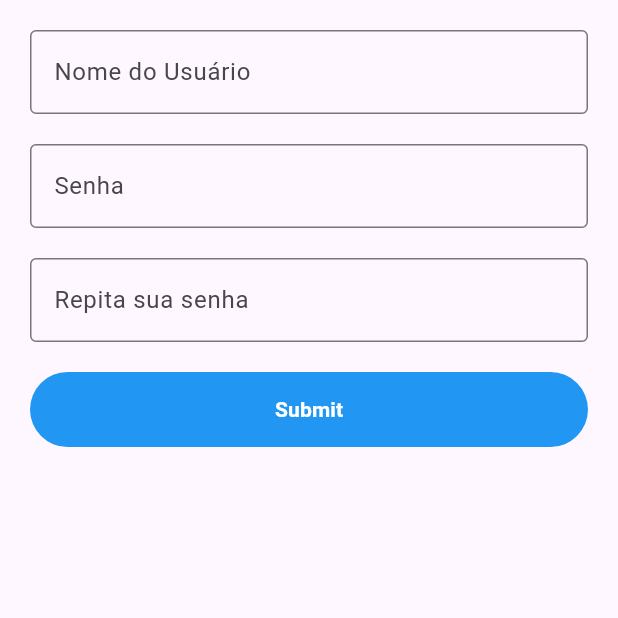
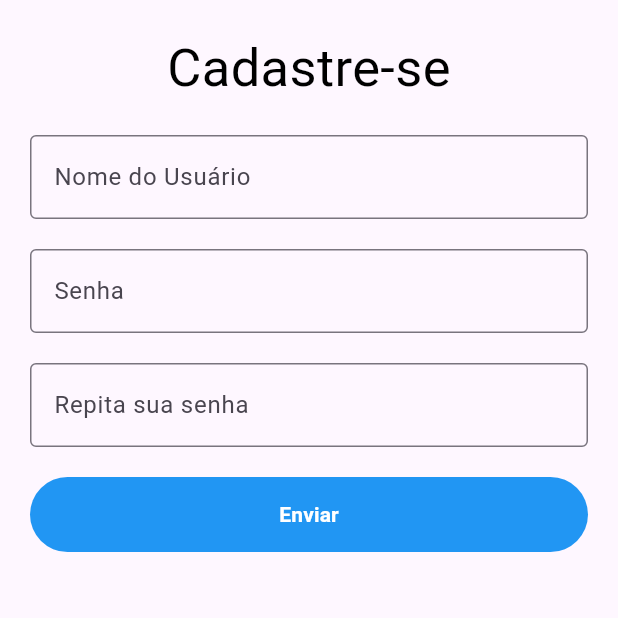
Before and after one commit to GustavoZanardi15/povaPratica-BARBEARIA, a Flutter app: the screen it shows after launch, on a phone screen of 412 x 824 dp, the top half of it. Run offline on Flutter 3.47's test engine with Material 3 defaults, Android fonts, the phone set to English and light mode, and no system bars.

Commit message:
Criação de pastas, para a organização dos diretórios

```diff
--- a/lib/main.dart
+++ b/lib/main.dart
@@ -1,4 +1,5 @@
 import 'package:flutter/material.dart';
+import 'screens/page_form.dart';
 
 void main() => runApp(MaterialApp(
   debugShowCheckedModeBanner: false,
@@ -9,109 +10,3 @@ void main() => runApp(MaterialApp(
     ),
   ),
 ));
-
-class PageForm extends StatefulWidget {
-  @override
-  _PageFormState createState() => _PageFormState();
-}
-
-class _PageFormState extends State<PageForm> {
-  final _formKey = GlobalKey<FormState>();
-
-  AutovalidateMode _autovalidate = AutovalidateMode.disabled;
-  String? _user;
-  String? _senha;
-  String? _validacao;
-
-  @override
-  Widget build(BuildContext context) {
-    return Form(
-      autovalidateMode: _autovalidate,
-      key: _formKey,
-      child: Column(
-        children: <Widget>[
-
-          TextFormField(
-            decoration: InputDecoration(
-              border: OutlineInputBorder(),
-              labelText: 'Nome do Usuário',
-            ),
-            onSaved: (value) {
-              _user = value;
-            },
-            validator: (value) {
-              if (value == null || value.isEmpty) {
-                return 'Por favor, digite seu nome de usuário';
-              }
-              return null;
-            },
-          ),
-          SizedBox(height: 20),
-          TextFormField(
-            obscureText: true,
-
-            decoration: InputDecoration(
-              border: OutlineInputBorder(),
-              labelText: 'Senha',
-            ),
-            onChanged: (value) {
-              _senha = value;
-            },
-            validator: (value) {
-              if (value == null || value.isEmpty) {
-                return 'Digite sua senha';
-              }
-              return null;
-            },
-          ),
-          SizedBox(height: 20),
-          TextFormField(
-            obscureText: true,
-            decoration: InputDecoration(
-              border: OutlineInputBorder(),
-              labelText: 'Repita sua senha',
-            ),
-            onSaved: (value){
-              _validacao = value;
-            },
-            validator: (value){
-              print('senha value: $_senha');
-              if(_senha != value){
-                return 'Confirme sua senha';
-              }
-              return null;
-            }
-          ),
-          SizedBox(height: 20),
-          SizedBox(
-            width: double.infinity,
-            child:TextButton(
-            style: TextButton.styleFrom(
-              backgroundColor: Colors.blue,
-              padding: EdgeInsets.symmetric(vertical: 15),
-            ),
-            child: Text('Submit',style: TextStyle(
-                color: Colors.white,
-                fontWeight: FontWeight.bold,
-              ),
-            ),
-            onPressed: () {
-
-              if (_formKey.currentState!.validate()) {
-                _formKey.currentState!.save();
-                print('Usuário: $_user');
-                print('Senha: $_senha');
-                print(_validacao);
-              } else {
-                setState(() {
-                  _autovalidate = AutovalidateMode.always;
-                });
-              }
-            },
-          ),
-          )
-        ],
-      ),
-    );
-  }
-}
--- /dev/null
+++ b/lib/screens/page_form.dart
@@ -0,0 +1,63 @@
+import 'package:flutter/material.dart';
+import '../widgets/header_text.dart';
+import '../widgets/user_name_field.dart';
+import '../widgets/password_field.dart';
+import '../widgets/confirm_password_field.dart';
+import '../widgets/submit_button.dart';
+
+class PageForm extends StatefulWidget {
+  @override
+  _PageFormState createState() => _PageFormState();
+}
+
+class _PageFormState extends State<PageForm> {
+  final _formKey = GlobalKey<FormState>();
+  AutovalidateMode _autovalidate = AutovalidateMode.disabled;
+  String? _user;
+  String? _senha;
+  String? _validacao;
+
+  @override
+  Widget build(BuildContext context) {
+    return Form(
+      autovalidateMode: _autovalidate,
+      key: _formKey,
+      child: Column(
+        children: <Widget>[
+          HeaderText(),
+          SizedBox(height: 20),
+          UserNameField(
+            onSaved: (value) => _user = value,
+            validator: (value) => value == null || value.isEmpty ? 'Por favor, digite seu nome de usuário' : null,
+          ),
+          SizedBox(height: 20),
+          PasswordField(
+            onChanged: (value) => _senha = value,
+            validator: (value) => value == null || value.isEmpty ? 'Digite sua senha' : null,
+          ),
+          SizedBox(height: 20),
+          ConfirmPasswordField(
+            senha: _senha,
+            onSaved: (value) => _validacao = value,
+            validator: (value) => _senha != value ? 'Confirme sua senha' : null,
+          ),
+          SizedBox(height: 20),
+          SubmitButton(
+            onPressed: () {
+              if (_formKey.currentState!.validate()) {
+                _formKey.currentState!.save();
+                print('Usuário: $_user');
+                print('Senha: $_senha');
+                print(_validacao);
+              } else {
+                setState(() {
+                  _autovalidate = AutovalidateMode.always;
+                });
+              }
+            },
+          ),
+        ],
+      ),
+    );
+  }
+}
--- /dev/null
+++ b/lib/widgets/confirm_password_field.dart
@@ -0,0 +1,22 @@
+import 'package:flutter/material.dart';
+
+class ConfirmPasswordField extends StatelessWidget {
+  final String? senha;
+  final FormFieldSetter<String>? onSaved;
+  final FormFieldValidator<String>? validator;
+
+  ConfirmPasswordField({this.senha, this.onSaved, this.validator});
+
+  @override
+  Widget build(BuildContext context) {
+    return TextFormField(
+      obscureText: true,
+      decoration: InputDecoration(
+        border: OutlineInputBorder(),
+        labelText: 'Repita sua senha',
+      ),
+      onSaved: onSaved,
+      validator: validator,
+    );
+  }
+}
--- /dev/null
+++ b/lib/widgets/header_text.dart
@@ -0,0 +1,15 @@
+import 'package:flutter/material.dart';
+
+class HeaderText extends StatelessWidget {
+  @override
+  Widget build(BuildContext context) {
+    return Text(
+      'Cadastre-se',
+      textAlign: TextAlign.center,
+      style: TextStyle(
+        fontSize: 35,
+        color: Colors.black,
+      ),
+    );
+  }
+}
--- /dev/null
+++ b/lib/widgets/password_field.dart
@@ -0,0 +1,21 @@
+import 'package:flutter/material.dart';
+
+class PasswordField extends StatelessWidget {
+  final FormFieldSetter<String>? onChanged;
+  final FormFieldValidator<String>? validator;
+
+  PasswordField({this.onChanged, this.validator});
+
+  @override
+  Widget build(BuildContext context) {
+    return TextFormField(
+      obscureText: true,
+      decoration: InputDecoration(
+        border: OutlineInputBorder(),
+        labelText: 'Senha',
+      ),
+      onChanged: onChanged,
+      validator: validator,
+    );
+  }
+}
--- /dev/null
+++ b/lib/widgets/submit_button.dart
@@ -0,0 +1,28 @@
+import 'package:flutter/material.dart';
+
+class SubmitButton extends StatelessWidget {
+  final VoidCallback onPressed;
+
+  SubmitButton({required this.onPressed});
+
+  @override
+  Widget build(BuildContext context) {
+    return SizedBox(
+      width: double.infinity,
+      child: TextButton(
+        style: TextButton.styleFrom(
+          backgroundColor: Colors.blue,
+          padding: EdgeInsets.symmetric(vertical: 15),
+        ),
+        child: Text(
+          'Enviar',
+          style: TextStyle(
+            color: Colors.white,
+            fontWeight: FontWeight.bold,
+          ),
+        ),
+        onPressed: onPressed,
+      ),
+    );
+  }
+}
--- /dev/null
+++ b/lib/widgets/user_name_field.dart
@@ -0,0 +1,20 @@
+import 'package:flutter/material.dart';
+
+class UserNameField extends StatelessWidget {
+  final FormFieldSetter<String>? onSaved;
+  final FormFieldValidator<String>? validator;
+
+  UserNameField({this.onSaved, this.validator});
+
+  @override
+  Widget build(BuildContext context) {
+    return TextFormField(
+      decoration: InputDecoration(
+        border: OutlineInputBorder(),
+        labelText: 'Nome do Usuário',
+      ),
+      onSaved: onSaved,
+      validator: validator,
+    );
+  }
+}
--- a/pubspec.yaml
+++ b/pubspec.yaml
@@ -58,6 +58,9 @@ flutter:
   # the material Icons class.
   uses-material-design: true
 
+  assets:
+    - assets/images/background.jpg
+    - assets/images/logo.png
   # To add assets to your application, add an assets section, like this:
   # assets:
   #   - images/a_dot_burr.jpeg
```
Also changed, not shown: lib/assets/images/logo.png (added).
